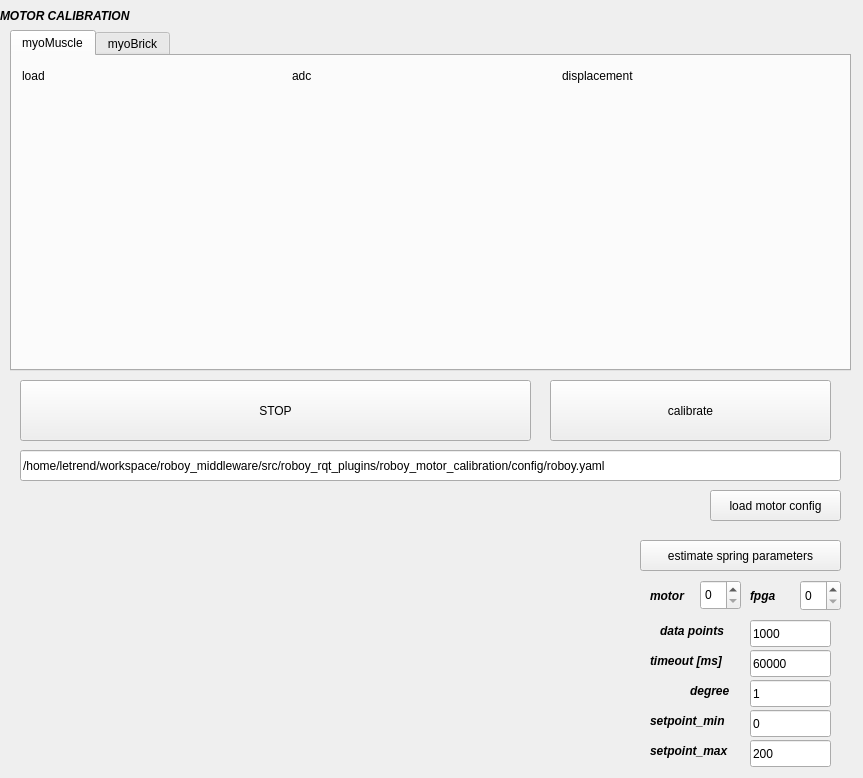
Old version of the form roboy_motor_calibration/src/roboy_motor_calibration.ui in the repository Roboy/roboy_rqt_plugins.
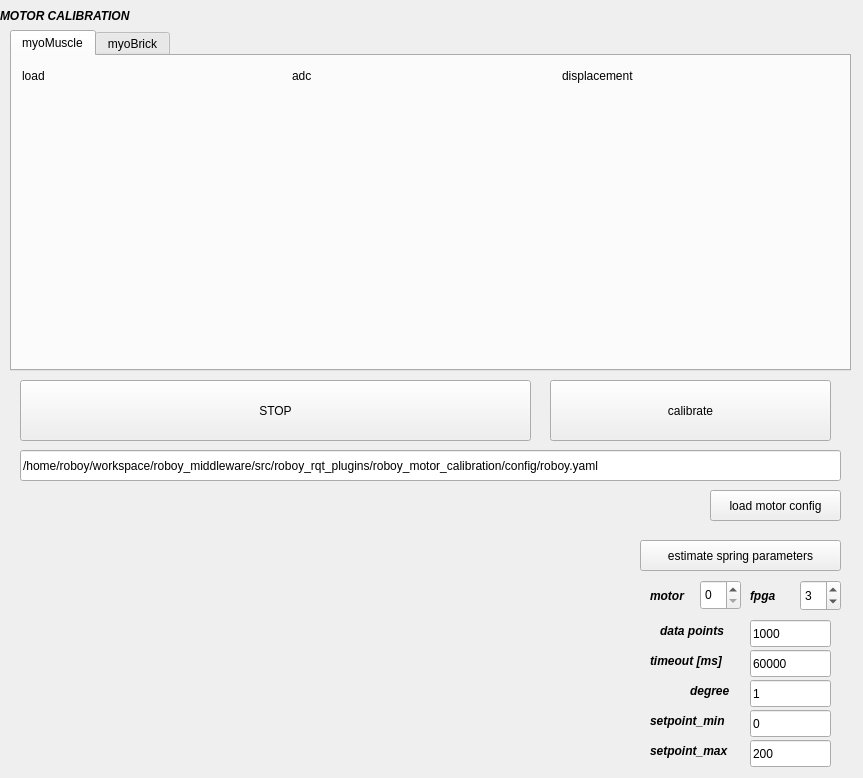
New version of the form. Custom widgets are drawn as their Qt base class.

What changed in the file:
```diff
--- a/roboy_motor_calibration/src/roboy_motor_calibration.ui
+++ b/roboy_motor_calibration/src/roboy_motor_calibration.ui
@@ -282,6 +282,9 @@
    <property name="maximum">
     <number>5</number>
    </property>
+   <property name="value">
+    <number>3</number>
+   </property>
   </widget>
   <widget class="QLabel" name="label_7">
    <property name="geometry">
@@ -544,7 +547,7 @@
     </rect>
    </property>
    <property name="text">
-    <string>/home/letrend/workspace/roboy_middleware/src/roboy_rqt_plugins/roboy_motor_calibration/config/roboy.yaml</string>
+    <string>/home/roboy/workspace/roboy_middleware/src/roboy_rqt_plugins/roboy_motor_calibration/config/roboy.yaml</string>
    </property>
   </widget>
   <widget class="QLineEdit" name="timeout">
```
